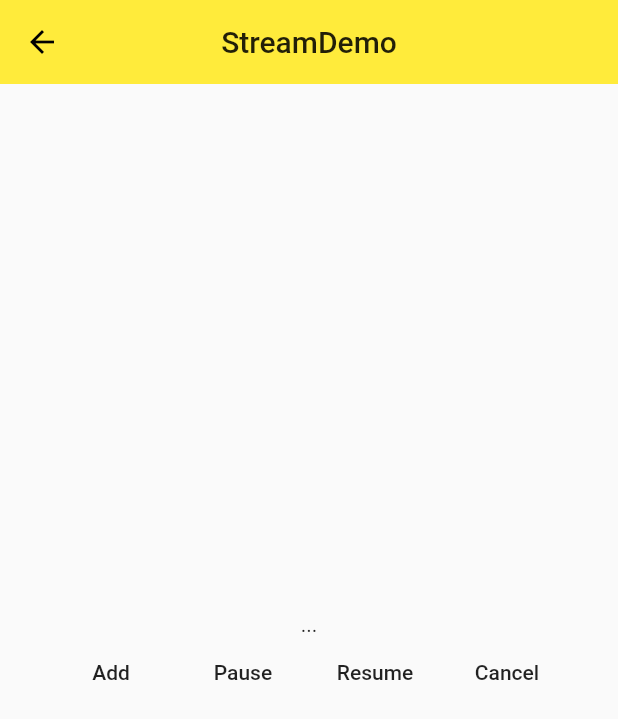
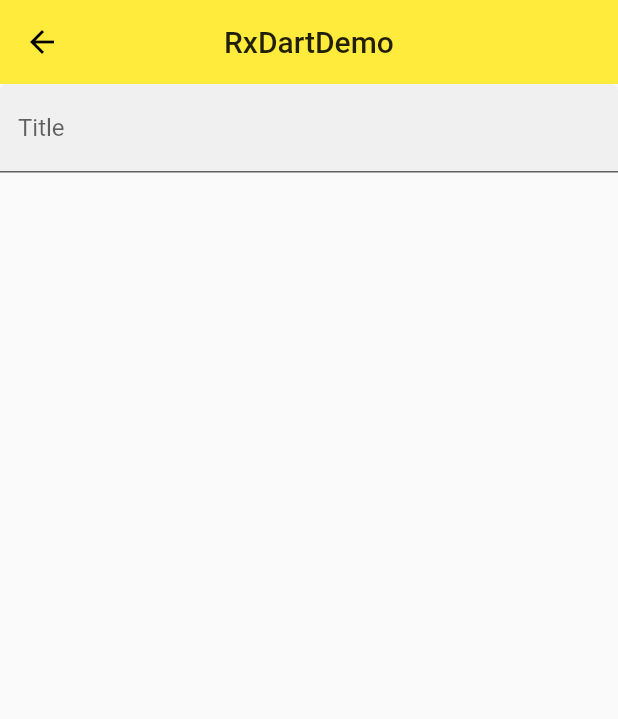
Before and after one commit to RRRMannn/linbaba_flutter, a Flutter app: the screen it shows after launch, on a phone screen of 412 x 824 dp. Shown: the top 719 px of the screen. Run offline on Flutter 3.47's test engine with Material 2 defaults, Android fonts, the phone set to English and light mode, and no system bars; our stand-ins replace rxdart.

Commit message:
RxDart的学习

```diff
--- a/lib/main.dart
+++ b/lib/main.dart
@@ -3,6 +3,7 @@ import 'model/post.dart';
 import 'widget/layout.dart';
 import 'widget/mydrawer.dart';
 import 'widget/basic.dart';
+import 'widget/rxdart/rxdart.dart';
 import 'widget/state/statemanagement.dart';
 import 'widget/stream/stream.dart';
 import 'widget/view.dart';
@@ -50,8 +51,9 @@ class MyApp extends StatelessWidget {
         "/Stepper": (context) => StepperDemo(),
         "/StateManagement" : (context) => StateManagementDemo(),
         "/Stream" : (context) => StreamDemo(),
+        "/RxDart" : (context) => RxDartDemo(),
       },
-      initialRoute: "/Stream", //初始页面，相当于home
+      initialRoute: "/RxDart", //初始页面，相当于home
       theme: ThemeData(
         primarySwatch: Colors.yellow,
         highlightColor: Colors.white10,
--- /dev/null
+++ b/lib/widget/rxdart/rxdart.dart
@@ -0,0 +1,113 @@
+import 'package:flutter/material.dart';
+import 'package:rxdart/rxdart.dart';
+import 'dart:async';
+
+class RxDartDemo extends StatelessWidget {
+  @override
+  Widget build(BuildContext context) {
+    return Scaffold(
+      appBar: AppBar(
+        centerTitle: true,
+        title: Text("RxDartDemo"),
+        elevation: 0,
+      ),
+      body: RxDartDemoHome(),
+    );
+  }
+}
+
+class RxDartDemoHome extends StatefulWidget {
+  @override
+  _RxDartDemoHomeState createState() => _RxDartDemoHomeState();
+}
+
+class _RxDartDemoHomeState extends State<RxDartDemoHome> {
+  PublishSubject<String> _textFieldSubject;
+
+  @override
+  Widget build(BuildContext context) {
+    return Theme(
+      data: Theme.of(context).copyWith(primaryColor: Colors.black),
+      child: TextField(
+        onChanged: (value) {
+          _textFieldSubject.add("input:$value");
+        },
+        onSubmitted: (value) {
+          _textFieldSubject.add("submit: $value");
+        },
+        decoration: InputDecoration(labelText: 'Title', filled: true),
+      ),
+    );
+  }
+
+  @override
+  void initState() {
+    _textFieldSubject = PublishSubject<String>();
+
+    _textFieldSubject
+//        .map((item)=>"item: $item")                                   /*  监听过滤  */
+//        .where((item) => item.length > 9)
+        .debounceTime(Duration(milliseconds: 500))
+        .listen((data) => debugPrint(data));
+
+    /**
+     * 尝试各种输出方式
+     */
+      /*  变量数组输出  */
+//    Observable<String> _observable=Observable(Stream.fromIterable());
+//    Observable<String> _observable=Observable.fromIterable(['hello','林爸爸']);
+//    Observable<String> _observable=Observable.just("嗨佬!");
+
+      /*  延迟输出  */
+//    Observable<String> _observable=Observable(Stream.fromFuture(Future.value("hello!")));
+//    Observable<String> _observable=Observable.fromFuture(Future.value("hello!"));
+
+      /*  循环输出  */
+//      Observable<String> _observable =
+//          Observable.periodic(Duration(seconds: 3), (x) => x.toString());
+//
+//      _observable.listen(print);
+
+    /**
+     * 尝试PublishSubject操作
+     */
+//      PublishSubject<String> _subject=PublishSubject<String>();
+//      _subject.add("hello!!!");
+//      _subject.listen((data)=>debugPrint("listen 1: $data"));
+//      _subject.add("hey!!!");
+//      _subject.listen((data)=>debugPrint("listen 2: ${data.toUpperCase()}"));
+//      _subject.add("hi!!!");
+//
+//      _subject.close();
+
+    /**
+     * 尝试BehaviorSubject操作
+     */
+//      BehaviorSubject<String> _subject=BehaviorSubject<String>();
+//      _subject.listen((data)=>debugPrint("listen 1: $data"));
+//      _subject.add("hello!!!");
+//      _subject.add("hey!!!");
+//      _subject.listen((data)=>debugPrint("listen 2: ${data.toUpperCase()}"));
+//      _subject.add("hi!!!");
+//
+//      _subject.close();
+
+    /**
+     * 尝试ReplaySubject操作
+     */
+//      ReplaySubject<String> _subject=ReplaySubject<String>();
+//      ReplaySubject<String> _subject=ReplaySubject<String>(maxSize: 2);
+//      _subject.add("hello!!!");
+//      _subject.add("hey!!!");
+//      _subject.add("hi!!!");
+//      _subject.listen((data)=>debugPrint("listen 1: $data"));
+//      _subject.listen((data)=>debugPrint("listen 2: ${data.toUpperCase()}"));
+//
+//      _subject.close();
+  }
+
+  @override
+  void dispose() {
+    _textFieldSubject.close();
+  }
+}
--- a/pubspec.yaml
+++ b/pubspec.yaml
@@ -21,6 +21,8 @@ dependencies:
     sdk: flutter
   intl: 0.15.8
   scoped_model: 1.0.1
+  rxdart: 0.22.0
+
 
   # The following adds the Cupertino Icons font to your application.
   # Use with the CupertinoIcons class for iOS style icons.
```
Also changed, not shown: pubspec.lock.
